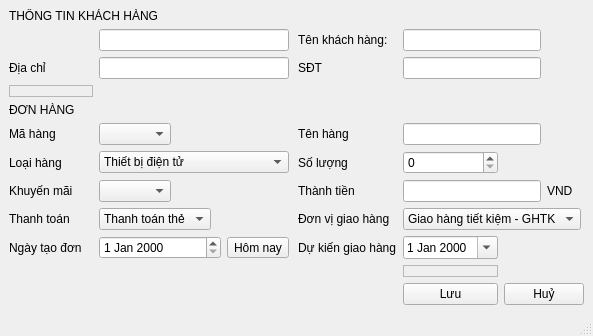
Qt form taodonhang.ui (si13ncer/DoAnCTDL) before a commit.
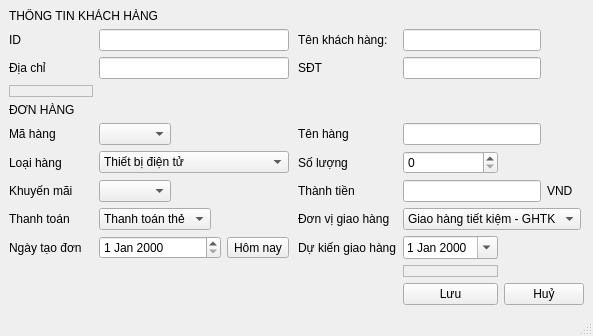
The same form after that commit.

Diff of the .ui file:
```diff
--- a/taodonhang.ui
+++ b/taodonhang.ui
@@ -145,6 +145,13 @@
       </property>
      </widget>
     </item>
+    <item row="1" column="0">
+     <widget class="QLabel" name="label_3">
+      <property name="text">
+       <string>ID                    </string>
+      </property>
+     </widget>
+    </item>
     <item row="7" column="0">
      <widget class="QLabel" name="lblKM">
       <property name="text">
```
